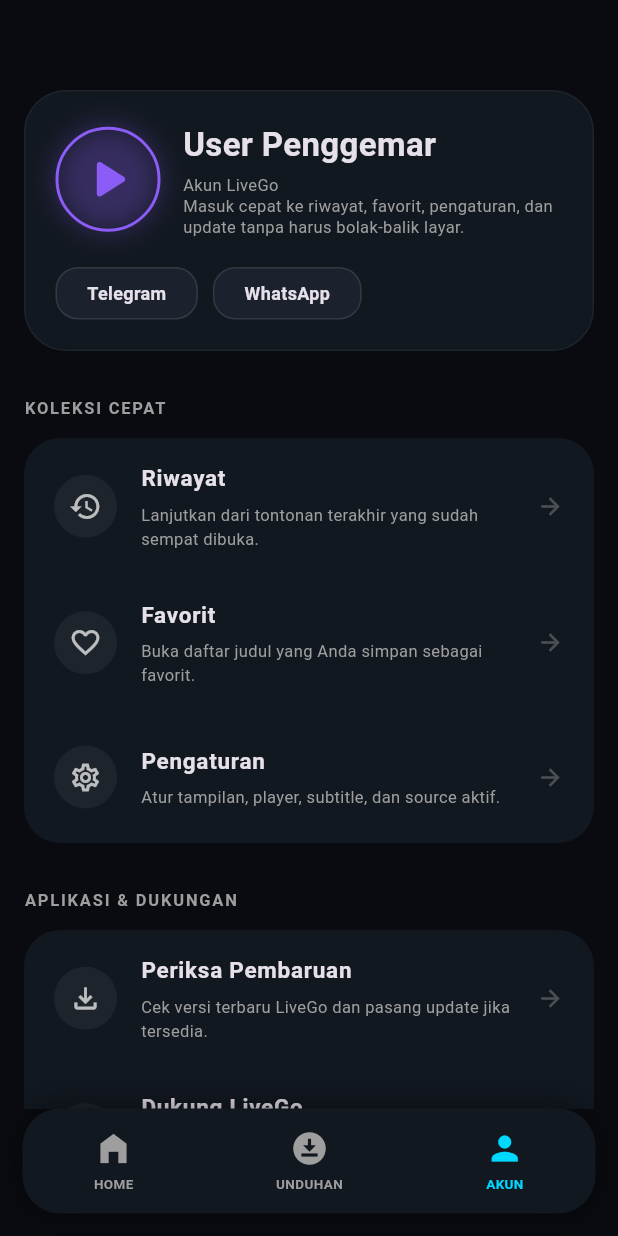
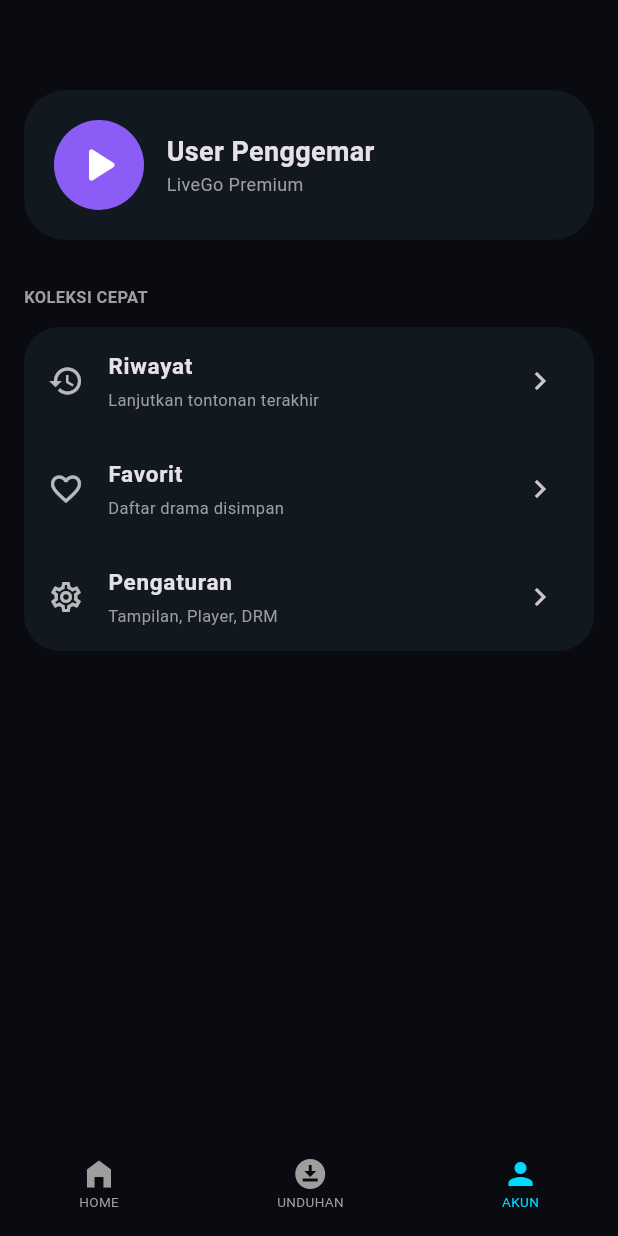
Before and after one commit to yudhanugraha22/livego-app, a Flutter app: the screen it shows after launch, on a phone screen of 412 x 824 dp. Run offline on Flutter 3.47's test engine with Material 3 defaults, Android fonts, the phone set to English and light mode, and no system bars.

Commit message:
Build 132: PERFECT SETTINGS UI CLONE

```diff
--- a/lib/main.dart
+++ b/lib/main.dart
@@ -9,160 +9,198 @@
     return MaterialApp(
       debugShowCheckedModeBanner: false,
       theme: ThemeData.dark(),
-      home: const AccountScreen(),
+      home: const MainNavigation(),
     );
   }
 }
 
+class MainNavigation extends StatefulWidget {
+  const MainNavigation({super.key});
+  @override
+  State<MainNavigation> createState() => _MainNavigationState();
+}
+
+class _MainNavigationState extends State<MainNavigation> {
+  int _idx = 2; // Default ke Akun untuk test ini
+  @override
+  Widget build(BuildContext context) {
+    return Scaffold(
+      body: IndexedStack(
+        index: _idx,
+        children: [
+          const Center(child: Text("HOME")),
+          const Center(child: Text("UNDUHAN")),
+          const AccountScreen(),
+        ],
+      ),
+      bottomNavigationBar: Container(
+        height: 70,
+        decoration: const BoxDecoration(color: Color(0xFF090B10)),
+        child: Row(
+          mainAxisAlignment: MainAxisAlignment.spaceAround,
+          children: [
+            _navBtn(Icons.home_filled, "HOME", 0),
+            _navBtn(Icons.download_for_offline, "UNDUHAN", 1),
+            _navBtn(Icons.person, "AKUN", 2),
+          ],
+        ),
+      ),
+    );
+  }
+
+  Widget _navBtn(IconData ico, String lab, int i) => InkWell(
+    onTap: () => setState(() => _idx = i),
+    child: Column(mainAxisAlignment: MainAxisAlignment.center, children: [
+      Icon(ico, color: _idx == i ? const Color(0xFF00D9FF) : Colors.grey),
+      Text(lab, style: TextStyle(fontSize: 9, color: _idx == i ? const Color(0xFF00D9FF) : Colors.grey)),
+    ]),
+  );
+}
+
+// ==========================================
+// HALAMAN AKUN (DARI BUILD SEBELUMNYA)
+// ==========================================
 class AccountScreen extends StatelessWidget {
   const AccountScreen({super.key});
+  @override
+  Widget build(BuildContext context) {
+    return Scaffold(
+      backgroundColor: const Color(0xFF090B10),
+      body: ListView(
+        padding: const EdgeInsets.symmetric(horizontal: 16),
+        children: [
+          const SizedBox(height: 60),
+          _header(),
+          const SizedBox(height: 30),
+          const Text("KOLEKSI CEPAT", style: TextStyle(fontSize: 11, color: Colors.grey, fontWeight: FontWeight.bold)),
+          _card([
+            _item(Icons.history, "Riwayat", "Lanjutkan tontonan terakhir", () {}),
+            _item(Icons.favorite_border, "Favorit", "Daftar drama disimpan", () {}),
+            _item(Icons.settings_outlined, "Pengaturan", "Tampilan, Player, DRM", () {
+              Navigator.push(context, MaterialPageRoute(builder: (c) => const SettingsScreen()));
+            }),
+          ]),
+        ],
+      ),
+    );
+  }
+
+  Widget _header() => Container(
+    padding: const EdgeInsets.all(20),
+    decoration: BoxDecoration(borderRadius: BorderRadius.circular(28), color: const Color(0xFF121820)),
+    child: Row(children: [
+      const CircleAvatar(radius: 30, backgroundColor: Color(0xFF8B5CF6), child: Icon(Icons.play_arrow_rounded, size: 40, color: Colors.white)),
+      const SizedBox(width: 15),
+      const Column(crossAxisAlignment: CrossAxisAlignment.start, children: [Text("User Penggemar", style: TextStyle(fontSize: 18, fontWeight: FontWeight.bold)), Text("LiveGo Premium", style: TextStyle(color: Colors.grey, fontSize: 12))])
+    ]),
+  );
+
+  Widget _card(List<Widget> i) => Container(margin: const EdgeInsets.only(top: 12), decoration: BoxDecoration(borderRadius: BorderRadius.circular(24), color: const Color(0xFF121820)), child: Column(children: i));
+  Widget _item(IconData i, String t, String s, VoidCallback c) => ListTile(onTap: c, leading: Icon(i, color: Colors.white70), title: Text(t, style: const TextStyle(fontSize: 15, fontWeight: FontWeight.bold)), subtitle: Text(s, style: const TextStyle(fontSize: 11, color: Colors.grey)), trailing: const Icon(Icons.chevron_right));
+}
+
+// ==========================================
+// HALAMAN PENGATURAN (IDENTIK SCREENSHOT)
+// ==========================================
+class SettingsScreen extends StatefulWidget {
+  const SettingsScreen({super.key});
+  @override
+  State<SettingsScreen> createState() => _SettingsScreenState();
+}
+
+class _SettingsScreenState extends State<SettingsScreen> {
+  int _navValue = 1;
+  bool _bgPoster = true;
+  bool _useCache = true;
+  bool _manualRot = true;
 
   @override
   Widget build(BuildContext context) {
     return Scaffold(
-      backgroundColor: const Color(0xFF090B10), // Hitam pekat CineFlow
+      backgroundColor: const Color(0xFF090B10),
       body: SingleChildScrollView(
-        padding: const EdgeInsets.symmetric(horizontal: 16),
         child: Column(
           crossAxisAlignment: CrossAxisAlignment.start,
           children: [
-            const SizedBox(height: 60),
-            // HEADER PROFIL
-            Container(
-              padding: const EdgeInsets.all(20),
-              decoration: BoxDecoration(
-                borderRadius: BorderRadius.circular(28),
-                color: const Color(0xFF121820),
-                border: Border.all(color: Colors.white.withOpacity(0.05)),
-              ),
-              child: Column(
-                children: [
-                  Row(
-                    children: [
-                      // LOGO BULAT GLOW
-                      Container(
-                        width: 70, height: 70,
-                        decoration: BoxDecoration(
-                          shape: BoxShape.circle,
-                          border: Border.all(color: const Color(0xFF8B5CF6), width: 2),
-                          boxShadow: [BoxShadow(color: const Color(0xFF8B5CF6).withOpacity(0.3), blurRadius: 15)],
-                        ),
-                        child: const Icon(Icons.play_arrow_rounded, size: 45, color: Color(0xFF8B5CF6)),
-                      ),
-                      const SizedBox(width: 15),
-                      const Expanded(
-                        child: Column(
-                          crossAxisAlignment: CrossAxisAlignment.start,
-                          children: [
-                            Text("User Penggemar", style: TextStyle(fontSize: 22, fontWeight: FontWeight.bold)),
-                            SizedBox(height: 4),
-                            Text("Akun LiveGo\nMasuk cepat ke riwayat, favorit, pengaturan, dan update tanpa harus bolak-balik layar.",
-                            style: TextStyle(color: Colors.grey, fontSize: 11, height: 1.3)),
-                          ],
-                        ),
-                      ),
-                    ],
-                  ),
-                  const SizedBox(height: 20),
-                  Row(
-                    children: [
-                      _socialBtn("Telegram"),
-                      const SizedBox(width: 10),
-                      _socialBtn("WhatsApp"),
-                    ],
-                  )
-                ],
-              ),
-            ),
-
-            const SizedBox(height: 30),
-            const Text("KOLEKSI CEPAT", style: TextStyle(fontSize: 11, fontWeight: FontWeight.bold, color: Colors.grey, letterSpacing: 1.2)),
-            const SizedBox(height: 12),
-
-            // CARD KOLEKSI
-            _menuGroup([
-              _menuItem(Icons.history, "Riwayat", "Lanjutkan dari tontonan terakhir yang sudah sempat dibuka."),
-              _menuItem(Icons.favorite_border, "Favorit", "Buka daftar judul yang Anda simpan sebagai favorit."),
-              _menuItem(Icons.settings_outlined, "Pengaturan", "Atur tampilan, player, subtitle, dan source aktif."),
+            const SizedBox(height: 50),
+            _buildPremiumHeader(context),
+            _buildSection("TAMPILAN & NAVIGASI", [
+              _buildRadio(0, "Otomatis (Ikuti Hardware)"),
+              _buildRadio(1, "Smartphone / Tablet (Android)"),
+              _buildRadio(2, "Android TV (Leanback Style)"),
             ]),
-
-            const SizedBox(height: 30),
-            const Text("APLIKASI & DUKUNGAN", style: TextStyle(fontSize: 11, fontWeight: FontWeight.bold, color: Colors.grey, letterSpacing: 1.2)),
-            const SizedBox(height: 12),
-
-            // CARD DUKUNGAN
-            _menuGroup([
-              _menuItem(Icons.file_download_outlined, "Periksa Pembaruan", "Cek versi terbaru LiveGo dan pasang update jika tersedia."),
-              _menuItem(Icons.share_outlined, "Dukung LiveGo", "Bantu maintenance dan eksperimen fitur baru lewat donasi."),
-              _menuItem(Icons.send_outlined, "Kirim Feedback", "Laporkan bug, masalah sumber/server, atau usulkan fitur."),
-              _menuItem(Icons.help_outline, "Bantuan", "Panduan bantuan singkat untuk fitur utama LiveGo."),
+            _buildSection("PLAYER", [
+              _buildSwitch(Icons.image_outlined, "Tampilkan Background Poster", "Tampilkan poster sebagai ambience", _bgPoster, (v) => setState(() => _bgPoster = v)),
+              _buildSwitch(Icons.cached, "Gunakan Cache Playback", "Simpan potongan stream sementara", _useCache, (v) => setState(() => _useCache = v)),
+              _buildSwitch(Icons.screen_rotation, "Tampilkan Tombol Rotasi Manual", "Tampilkan kontrol rotasi saat menonton", _manualRot, (v) => setState(() => _manualRot = v)),
+              _buildActionTile(Icons.lock_outline, "Kompatibilitas Widevine DRM", "Widevine L3 akan dipaksa...", "PAKSA L3"),
             ]),
-            const SizedBox(height: 100),
+            _buildSection("SUMBER & IZIN", [
+              _buildActionTile(Icons.layers_outlined, "Kelola Sumber Data", "Aktifkan hanya source yang ingin muncul", ""),
+            ]),
+            _buildSection("PERAWATAN", [
+              _buildActionTile(Icons.delete_sweep_outlined, "Hapus Semua Cache", "Bersihkan cache streaming dan gambar", "", isRed: true),
+            ]),
+            const SizedBox(height: 50),
           ],
         ),
       ),
-      // FLOATING BOTTOM NAV
-      bottomNavigationBar: _buildBottomNav(),
     );
   }
 
-  Widget _socialBtn(String label) => Container(
-    padding: const EdgeInsets.symmetric(horizontal: 20, vertical: 8),
+  Widget _buildPremiumHeader(BuildContext ctx) => Container(
+    margin: const EdgeInsets.all(16),
+    padding: const EdgeInsets.all(20),
     decoration: BoxDecoration(
-      borderRadius: BorderRadius.circular(15),
-      color: const Color(0xFF1C222D),
-      border: Border.all(color: Colors.white.withOpacity(0.1)),
+      borderRadius: BorderRadius.circular(28),
+      gradient: LinearGradient(colors: [const Color(0xFF121820), const Color(0xFF090B10).withOpacity(0)]),
+      border: Border.all(color: Colors.white.withOpacity(0.05)),
     ),
-    child: Text(label, style: const TextStyle(fontSize: 12, fontWeight: FontWeight.bold)),
+    child: Column(crossAxisAlignment: CrossAxisAlignment.start, children: [
+      Row(children: [
+        IconButton(icon: const Icon(Icons.arrow_back), onPressed: () => Navigator.pop(ctx)),
+        Container(padding: const EdgeInsets.symmetric(horizontal: 10, vertical: 4), decoration: BoxDecoration(color: const Color(0xFF00D9FF).withOpacity(0.2), borderRadius: BorderRadius.circular(10)), child: const Text("CONTROL CENTER", style: TextStyle(color: Color(0xFF00D9FF), fontSize: 10, fontWeight: FontWeight.bold))),
+      ]),
+      const SizedBox(height: 15),
+      const Text("Pengaturan LiveGo", style: TextStyle(fontSize: 26, fontWeight: FontWeight.bold)),
+      const SizedBox(height: 8),
+      const Text("Rapikan mode tampilan, player, source, izin, dan cache dari satu tempat yang lebih nyaman dipakai di mobile maupun Android TV.", style: TextStyle(color: Colors.grey, fontSize: 12, height: 1.4)),
+      const SizedBox(height: 20),
+      Row(children: ["Display", "Player", "Source"].map((t) => Container(margin: const EdgeInsets.only(right: 10), padding: const EdgeInsets.symmetric(horizontal: 16, vertical: 8), decoration: BoxDecoration(color: Colors.white.withOpacity(0.05), borderRadius: BorderRadius.circular(15)), child: Text(t, style: const TextStyle(fontSize: 12, fontWeight: FontWeight.bold)))).toList()),
+    ]),
   );
 
-  Widget _menuGroup(List<Widget> items) => Container(
-    decoration: BoxDecoration(
-      borderRadius: BorderRadius.circular(24),
-      color: const Color(0xFF121820),
-    ),
-    child: Column(children: items),
+  Widget _buildSection(String title, List<Widget> children) => Column(
+    crossAxisAlignment: CrossAxisAlignment.start,
+    children: [
+      Padding(padding: const EdgeInsets.only(left: 25, bottom: 10, top: 20), child: Text(title, style: const TextStyle(fontSize: 11, color: Colors.grey, fontWeight: FontWeight.bold))),
+      Container(margin: const EdgeInsets.symmetric(horizontal: 16), decoration: BoxDecoration(borderRadius: BorderRadius.circular(28), color: const Color(0xFF121820)), child: Column(children: children)),
+    ],
   );
 
-  Widget _menuItem(IconData icon, String title, String sub) => ListTile(
-    contentPadding: const EdgeInsets.symmetric(horizontal: 20, vertical: 8),
-    leading: Container(
-      padding: const EdgeInsets.all(10),
-      decoration: BoxDecoration(color: Colors.white.withOpacity(0.05), shape: BoxShape.circle),
-      child: Icon(icon, color: Colors.white70, size: 22),
-    ),
-    title: Text(title, style: const TextStyle(fontSize: 15, fontWeight: FontWeight.bold)),
-    subtitle: Padding(
-      padding: const EdgeInsets.only(top: 4),
-      child: Text(sub, style: const TextStyle(fontSize: 11, color: Colors.grey)),
-    ),
-    trailing: const Icon(Icons.arrow_forward, color: Colors.white24, size: 18),
+  Widget _buildRadio(int val, String title) => RadioListTile(
+    value: val, groupValue: _navType(),
+    activeColor: const Color(0xFF00D9FF),
+    title: Text(title, style: const TextStyle(fontSize: 14)),
+    onChanged: (v) => setState(() => _navValue = v as int),
   );
 
-  Widget _buildBottomNav() => Container(
-    margin: const EdgeInsets.fromLTRB(15, 0, 15, 15),
-    height: 70,
-    decoration: BoxDecoration(
-      color: const Color(0xFF121820),
-      borderRadius: BorderRadius.circular(25),
-      boxShadow: [BoxShadow(color: Colors.black.withOpacity(0.5), blurRadius: 20)],
-    ),
-    child: Row(
-      mainAxisAlignment: MainAxisAlignment.spaceAround,
-      children: [
-        _navItem(Icons.home_filled, "HOME", false),
-        _navItem(Icons.download_for_offline, "UNDUHAN", false),
-        _navItem(Icons.person, "AKUN", true),
-      ],
-    ),
+  int _navType() => _navValue;
+
+  Widget _buildSwitch(IconData icon, String title, String sub, bool val, Function(bool) onCh) => SwitchListTile(
+    secondary: Container(padding: const EdgeInsets.all(8), decoration: BoxDecoration(color: Colors.white.withOpacity(0.05), shape: BoxShape.circle), child: Icon(icon, color: Colors.white70, size: 20)),
+    title: Text(title, style: const TextStyle(fontSize: 14, fontWeight: FontWeight.bold)),
+    subtitle: Text(sub, style: const TextStyle(fontSize: 10, color: Colors.grey)),
+    value: val, onChanged: onCh, activeColor: const Color(0xFF00D9FF),
   );
 
-  Widget _navItem(IconData icon, String label, bool active) => Column(
-    mainAxisAlignment: MainAxisAlignment.center,
-    children: [
-      Icon(icon, color: active ? const Color(0xFF00D9FF) : Colors.grey, size: 26),
-      const SizedBox(height: 4),
-      Text(label, style: TextStyle(fontSize: 9, color: active ? const Color(0xFF00D9FF) : Colors.grey, fontWeight: FontWeight.bold)),
-    ],
+  Widget _buildActionTile(IconData icon, String title, String sub, String badge, {bool isRed = false}) => ListTile(
+    leading: Container(padding: const EdgeInsets.all(8), decoration: BoxDecoration(color: Colors.white.withOpacity(0.05), shape: BoxShape.circle), child: Icon(icon, color: isRed ? Colors.redAccent : Colors.white70, size: 20)),
+    title: Text(title, style: TextStyle(fontSize: 14, fontWeight: FontWeight.bold, color: isRed ? Colors.redAccent : Colors.white)),
+    subtitle: Text(sub, style: const TextStyle(fontSize: 10, color: Colors.grey)),
+    trailing: Row(mainAxisSize: MainAxisSize.min, children: [
+      if (badge.isNotEmpty) Text(badge, style: const TextStyle(color: Color(0xFF00D9FF), fontWeight: FontWeight.bold, fontSize: 11)),
+      Icon(Icons.arrow_forward_ios, size: 14, color: isRed ? Colors.redAccent : Colors.white24),
+    ]),
   );
 }
```
